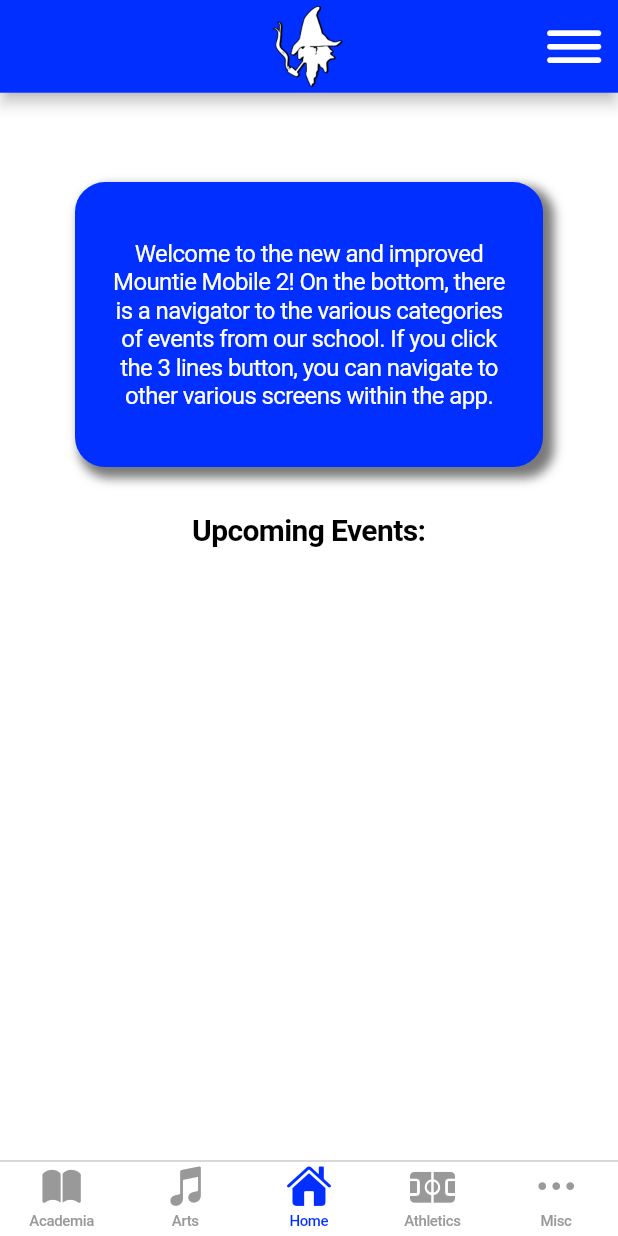
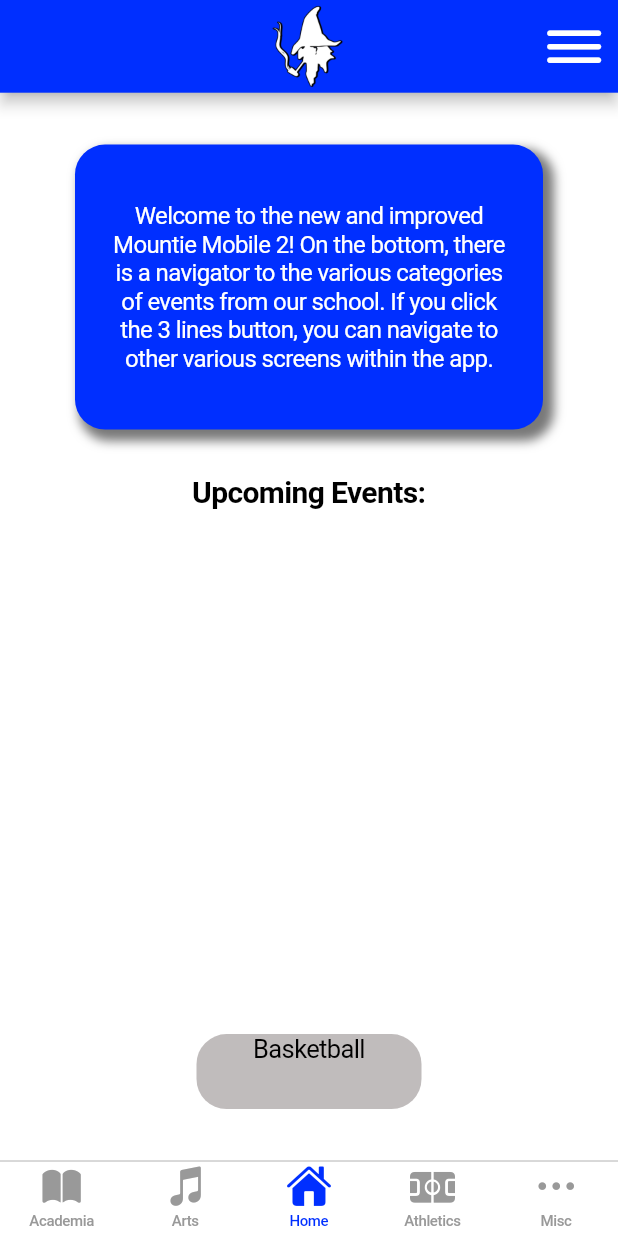
Before and after one commit to Mountie-Mobile/mountie-mobile-app, a Flutter app: the screen it shows after launch, on a phone screen of 412 x 824 dp. Run offline on Flutter 3.47's test engine with Material 2 defaults, Android fonts, the light colour scheme and no system bars; our stand-ins replace native_notify, table_calendar; missing offline and left inert: a package.

Commit message:
Event widget
The event widget is meant to be used to display events

```diff
--- a/lib/screens/calendar.dart
+++ b/lib/screens/calendar.dart
@@ -1,7 +1,7 @@
 import 'package:flutter/cupertino.dart';
+import 'package:mountie_mobile_app/screens/event_pages/events.dart';
 import 'package:table_calendar/table_calendar.dart';
 import 'package:flutter/material.dart';
-import 'calendar_events/events.dart';
 
 class CalendarPage extends StatefulWidget {
   const CalendarPage({Key? key}) : super(key: key);
--- /dev/null
+++ b/lib/screens/event_pages/events.dart
@@ -0,0 +1,26 @@
+import 'package:flutter/foundation.dart';
+import 'package:flutter/cupertino.dart';
+
+class Event extends StatelessWidget {
+  final String title;
+  final int category;
+
+  const Event({super.key, required this.title, required this.category});
+
+  @override
+  Widget build(BuildContext context) {
+    return Container(
+      decoration: const BoxDecoration(
+          borderRadius: BorderRadius.all(
+            Radius.circular(20),
+          ),
+          color: Color.fromARGB(175, 163, 157, 157)),
+      height: 50,
+      width: 150,
+      child: Text(
+        title,
+        textAlign: TextAlign.center,
+      ),
+    );
+  }
+}
--- a/lib/screens/event_pages/home.dart
+++ b/lib/screens/event_pages/home.dart
@@ -1,4 +1,6 @@
 import 'package:flutter/cupertino.dart';
+
+import 'events.dart';
 
 class HomeEventPage extends StatelessWidget {
   @override
@@ -49,7 +51,8 @@ class HomeEventPage extends StatelessWidget {
                 fontWeight: FontWeight.bold,
               ),
             ),
-          )
+          ),
+          Event(title: "Basketball", category: 5)
         ],
       ),
     );
```
Also changed, not shown: lib/screens/calendar_events/events.dart (+1 -10 lines), lib/screens/search.dart (+9 -1 lines), 1 other file.
